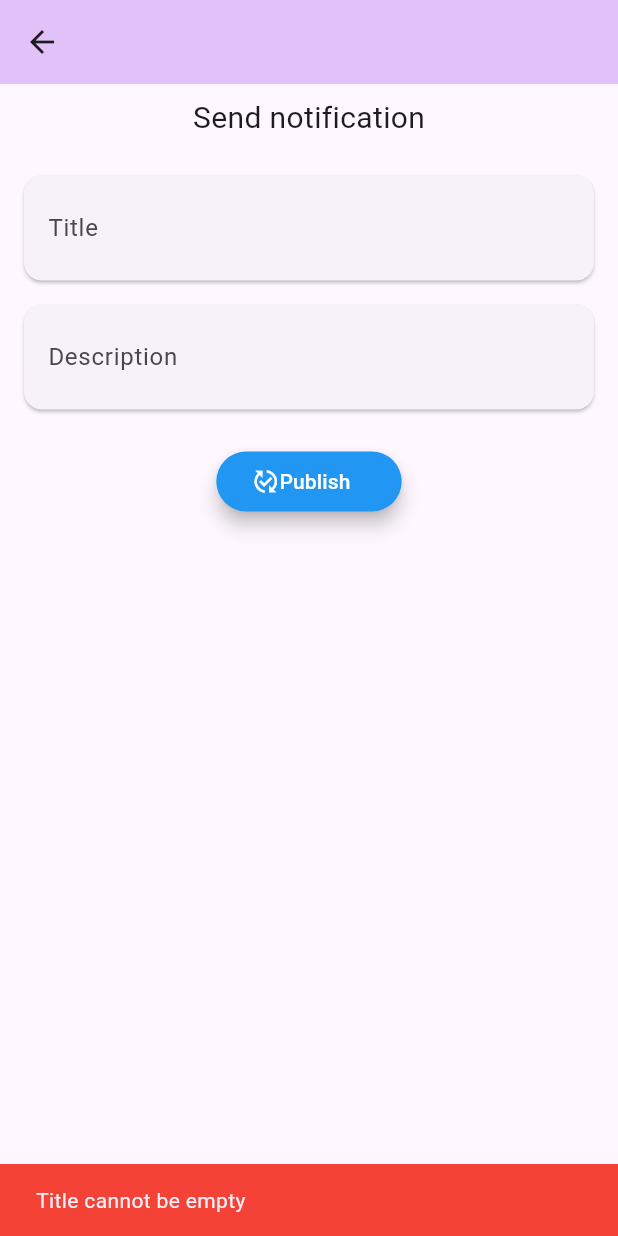
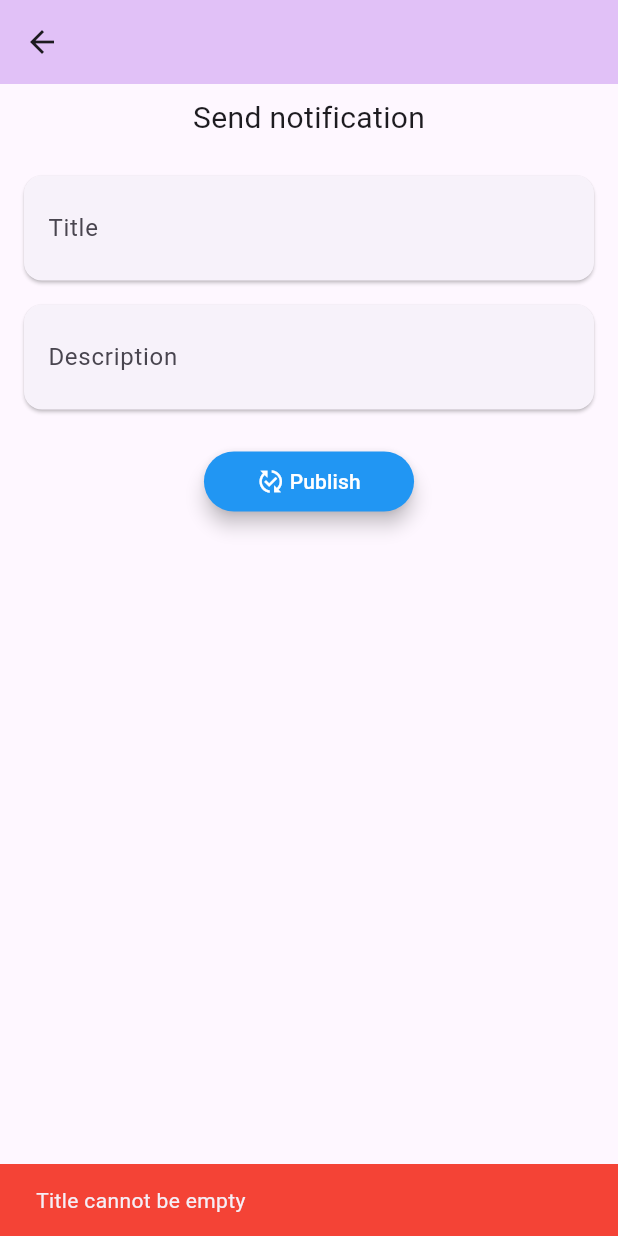
Before and after one commit to MobileDevNalsoft/Nalsoft, a Flutter app: the GenerateNotification screen opened by its route, after a tap on "Publish", on a phone screen of 412 x 824 dp. Run offline on Flutter 3.47's test engine with Material 3 defaults, Android fonts, the phone set to English and light mode, and no system bars; our stand-ins replace cached_network_image, cloud_firestore, firebase_auth, firebase_core, firebase_messaging, firebase_storage and 6 more; missing offline and left inert: flutter_beep, flutter_email_sender, oauth2, qr_code_scanner, syncfusion_flutter_xlsio; accounts and stored records are empty.

Commit message:
Code Refactoring

```diff
--- a/lib/views/screens/admin_screens/admin_employee_lunch_status_view.dart
+++ b/lib/views/screens/admin_screens/admin_employee_lunch_status_view.dart
@@ -15,7 +15,6 @@ import "package:syncfusion_flutter_xlsio/xlsio.dart" as excel;
 
 class EmployeeLunchStatus extends StatefulWidget {
   String? empid;
-
   EmployeeLunchStatus({super.key, this.empid});
 
   @override
@@ -27,7 +26,6 @@ class _EmployeeLunchStatusState extends State<EmployeeLunchStatus> {
 
   @override
   void initState() {
-    // TODO: implement initState
     super.initState();
     initData();
   }
@@ -35,8 +33,7 @@ class _EmployeeLunchStatusState extends State<EmployeeLunchStatus> {
   Future<void> initData() async {
     try {
       String empid = widget.empid!;
-      await Provider.of<AdminEmployeesProvider>(context, listen: false)
-          .setEmpDataWithID(empid: empid);
+      await Provider.of<AdminEmployeesProvider>(context, listen: false).setEmpDataWithID(empid: empid);
     } finally {
       setState(() {
         _isLoading = false;
--- a/lib/views/screens/admin_screens/admin_generate_notification_view.dart
+++ b/lib/views/screens/admin_screens/admin_generate_notification_view.dart
@@ -12,29 +12,25 @@ class GenerateNotification extends StatelessWidget {
   @override
   Widget build(BuildContext context) {
     final size = MediaQuery.of(context).size;
+    FocusNode focusNode = FocusNode();
+
     return Scaffold(
       resizeToAvoidBottomInset: false,
       appBar: AppBar(
         leading: IconButton(
             onPressed: () => Navigator.pop(context),
             icon: const Icon(Icons.arrow_back)),
-        backgroundColor: Color.fromARGB(100, 179, 110, 234),
+        backgroundColor: const Color.fromARGB(100, 179, 110, 234),
       ),
       body: Column(
         children: [
-          Padding(
-            padding: const EdgeInsets.all(8.0),
-            child: Text("Send notification",style: TextStyle(fontSize: 20)),
+          const Padding(
+            padding: EdgeInsets.all(8.0),
+            child: Text("Send notification", style: TextStyle(fontSize: 20)),
           ),
           Card(
             elevation: 1,
-            margin: EdgeInsets.all(16),
-            // width: size.width*0.95,
-            // height: size.height*0.06,
-            // decoration: BoxDecoration(
-            //     borderRadius: BorderRadius.circular(8),
-            //    border: Border.all(color: Colors.black)
-            // ),
+            margin: const EdgeInsets.all(16),
             child: TextField(
                 controller: titleController,
                 decoration: const InputDecoration(
@@ -45,7 +41,7 @@ class GenerateNotification extends StatelessWidget {
                 )),
           ),
           Card(
-            margin: EdgeInsets.only(left: 16, right: 16, bottom: 24),
+            margin: const EdgeInsets.only(left: 16, right: 16, bottom: 24),
             child: TextField(
                 keyboardType: TextInputType.multiline,
                 minLines: 1,
@@ -59,32 +55,48 @@ class GenerateNotification extends StatelessWidget {
                 )),
           ),
           SizedBox(
-            width: size.width*0.3,
-            child: Provider.of<GenerateNotificationProvider>(context,listen:true).isLoading?SpinKitCircle(  color: Color.fromARGB(255, 185, 147, 255),) :CustomButton(
-                child: Row(
-                  children: [Icon(Icons.published_with_changes,color: Colors.white,),
+            width: size.width * 0.34,
+            child:
+                Provider.of<GenerateNotificationProvider>(context, listen: true)
+                        .isLoading
+                    ? const SpinKitCircle(
+                        color: Color.fromARGB(255, 185, 147, 255),
+                      )
+                    : CustomButton(
+                        color: const MaterialStatePropertyAll(Colors.blue),
+                        onPressed: () async {
+                          FocusScope.of(context).requestFocus(focusNode);
+                          if (titleController.text.isEmpty) {
+                            CustomSnackBar.showSnackBar(
+                                context, "Title cannot be empty", Colors.red);
+                          } else {
+                            bool result =
+                                await Provider.of<GenerateNotificationProvider>(
+                                        context,
+                                        listen: false)
+                                    .sendNotification(titleController.text,
+                                        descriptionController.text);
+                            if (result) {
+                              CustomSnackBar.showSnackBar(
+                                  context, "Successfully sent", Colors.green);
+                            } else {
+                              CustomSnackBar.showSnackBar(context,
+                                  "Could not send notification", Colors.red);
+                            }
+                          }
+                        },
+                        child: const Row(mainAxisAlignment: MainAxisAlignment.center,
+                          children: [
+                            Icon(
+                              Icons.published_with_changes,
+                              color: Colors.white,
+                            ),
                             Text(
-                      "Publish",
+                              " Publish",
                               style: TextStyle(color: Colors.white),
                             ),
                           ],
-                ),
-                color: MaterialStatePropertyAll(Colors.blue),
-                onPressed: (
-                ) async {
-                  if (titleController.text.isEmpty){
-                    CustomSnackBar.showSnackBar(context, "Title cannot be empty", Colors.red);
-                  }
-                  else{
-                   bool result=await Provider.of<GenerateNotificationProvider>(context,listen:false).sendNotification(titleController.text,descriptionController.text);
-                   if (result){
-                    CustomSnackBar.showSnackBar(context, "Successfully sent", Colors.green);
-                   }
-                   else{
-                    CustomSnackBar.showSnackBar(context, "Could not send notification", Colors.red);
-                   }
-                  }
-                }),
+                        )),
           )
         ],
       ),
--- a/pubspec.yaml
+++ b/pubspec.yaml
@@ -54,6 +54,7 @@ dependencies:
   qr_code_scanner: ^1.0.1
   get_it: ^7.6.7
   firebase_messaging: ^14.7.10
+  intl: ^0.19.0
 
 dev_dependencies:
   flutter_test:
```
Also changed, not shown: lib/views/screens/admin_screens/admin_employees_view.dart (+9 -16 lines), lib/views/screens/admin_screens/admin_home_view.dart (+11 -23 lines). Lines whose indentation alone changed are shown as unchanged.
